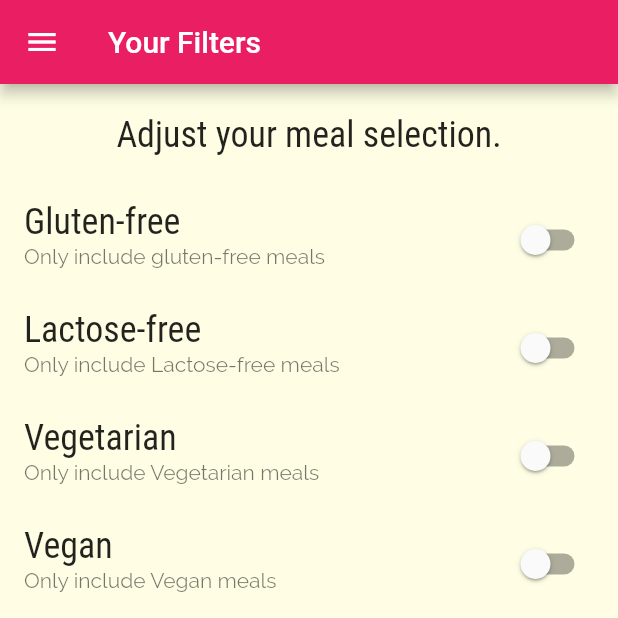
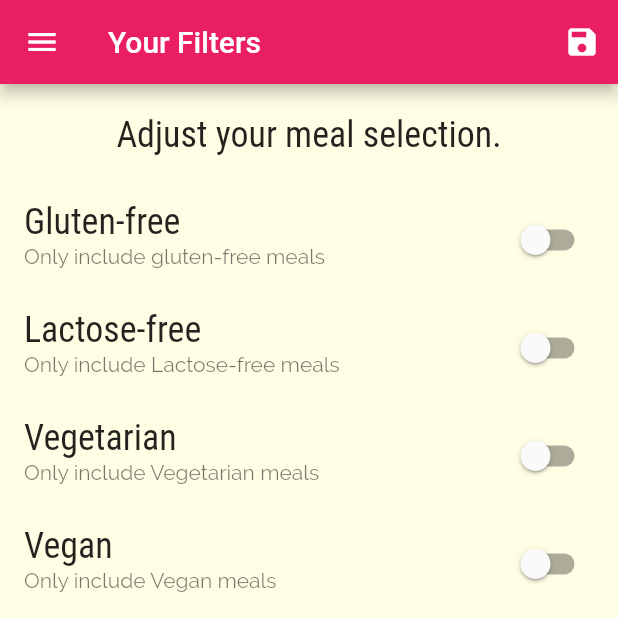
Before and after one commit to trlong357/meals_app, a Flutter app: the FiltersScreen screen opened by its route, on a phone screen of 412 x 824 dp, the top half of it. Run offline on Flutter 3.47's test engine with Material 2 defaults, Android fonts, the phone set to English and light mode, and no system bars.

Commit message:
adding filter logic

```diff
--- a/lib/main.dart
+++ b/lib/main.dart
@@ -1,17 +1,50 @@
 import 'package:flutter/material.dart';
+import 'package:meals_app/dummy_data.dart';
 import 'package:meals_app/screens/filters_screen.dart';
 import 'package:meals_app/screens/meal_detail_screen.dart';
 import 'package:meals_app/screens/tabs_screen.dart';
-
-import 'screens/categories_screen.dart';
+import 'models/meal.dart';
 import 'screens/category_meals_screen.dart';
 
 void main() {
   runApp(const MyApp());
 }
 
-class MyApp extends StatelessWidget {
+class MyApp extends StatefulWidget {
   const MyApp({Key? key}) : super(key: key);
+
+  @override
+  State<MyApp> createState() => _MyAppState();
+}
+
+class _MyAppState extends State<MyApp> {
+  Map<String, bool> _filters = {
+    'gluten': false,
+    'lactose': false,
+    'vegan': false,
+    'vegetarian': false,
+  };
+
+  List<Meal> _availabelMeals = dummyMeals;
+
+  void _setFilter(Map<String, bool> filterData) {
+    setState(() {
+      _filters = filterData;
+
+      _availabelMeals = dummyMeals.where((meal) {
+        if (_filters['gluten']! && !meal.isGlutenFree) {
+          return false;
+        } else if (_filters['lactose']! && !meal.isLactoseFree) {
+          return false;
+        } else if (_filters['vegan']! && !meal.isVegan) {
+          return false;
+        } else if (_filters['vegetarian']! && !meal.isVegetarian) {
+          return false;
+        }
+        return true;
+      }).toList();
+    });
+  }
 
   @override
   Widget build(BuildContext context) {
@@ -38,9 +71,11 @@ class MyApp extends StatelessWidget {
       initialRoute: '/',
       routes: {
         '/': (context) => const TabsScreen(),
-        CategoryMealsScreen.routeName: (context) => const CategoryMealsScreen(),
+        CategoryMealsScreen.routeName: (context) =>
+            CategoryMealsScreen(_availabelMeals),
         MealDetailScreen.routeName: (context) => const MealDetailScreen(),
-        FiltersScreen.routeName: (context) => const FiltersScreen(),
+        FiltersScreen.routeName: (context) =>
+            FiltersScreen(_filters, _setFilter),
       },
     );
   }
--- a/lib/screens/filters_screen.dart
+++ b/lib/screens/filters_screen.dart
@@ -2,7 +2,12 @@ import 'package:flutter/material.dart';
 import 'package:meals_app/widgets/main_drawer.dart';
 
 class FiltersScreen extends StatefulWidget {
-  const FiltersScreen({Key? key}) : super(key: key);
+  const FiltersScreen(this.currentFilters, this.saveFilters, {Key? key})
+      : super(key: key);
+
+  final Function saveFilters;
+
+  final Map<String, bool> currentFilters;
 
   static const routeName = '/filter';
 
@@ -15,6 +20,15 @@ class _FiltersScreenState extends State<FiltersScreen> {
   bool _vegetarian = false;
   bool _vegan = false;
   bool _lactoseFree = false;
+
+  @override
+  void initState() {
+    _glutenFree = widget.currentFilters['gluten']!;
+    _vegetarian = widget.currentFilters['vegetarian']!;
+    _vegan = widget.currentFilters['vegan']!;
+    _lactoseFree = widget.currentFilters['lactose']!;
+    super.initState();
+  }
 
   Widget _buildSwitchListTile(
     String title,
@@ -34,7 +48,23 @@ class _FiltersScreenState extends State<FiltersScreen> {
   @override
   Widget build(BuildContext context) {
     return Scaffold(
-      appBar: AppBar(title: const Text("Your Filters")),
+      appBar: AppBar(
+        title: const Text("Your Filters"),
+        actions: [
+          IconButton(
+            icon: const Icon(Icons.save),
+            onPressed: () {
+              final selectedFilters = {
+                'gluten': _glutenFree,
+                'lactose': _lactoseFree,
+                'vegan': _vegan,
+                'vegetarian': _vegetarian,
+              };
+              widget.saveFilters(selectedFilters);
+            },
+          ),
+        ],
+      ),
       drawer: const MainDrawer(),
       body: Column(
         children: [
```
Also changed, not shown: lib/screens/category_meals_screen.dart (+5 -5 lines).
